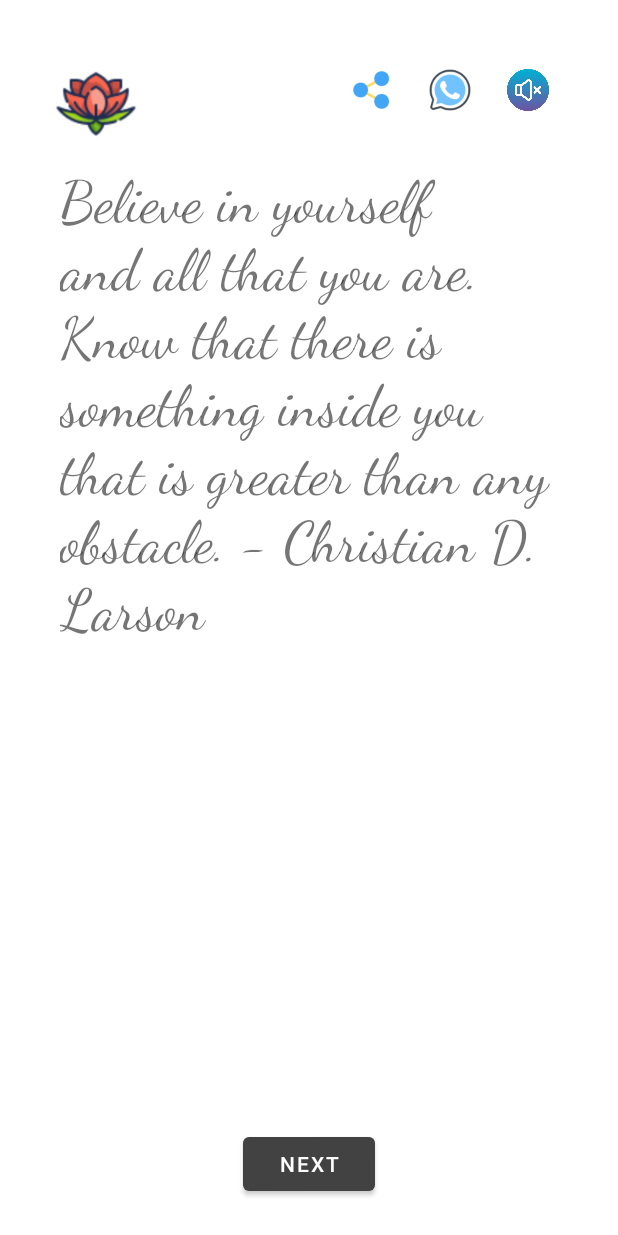
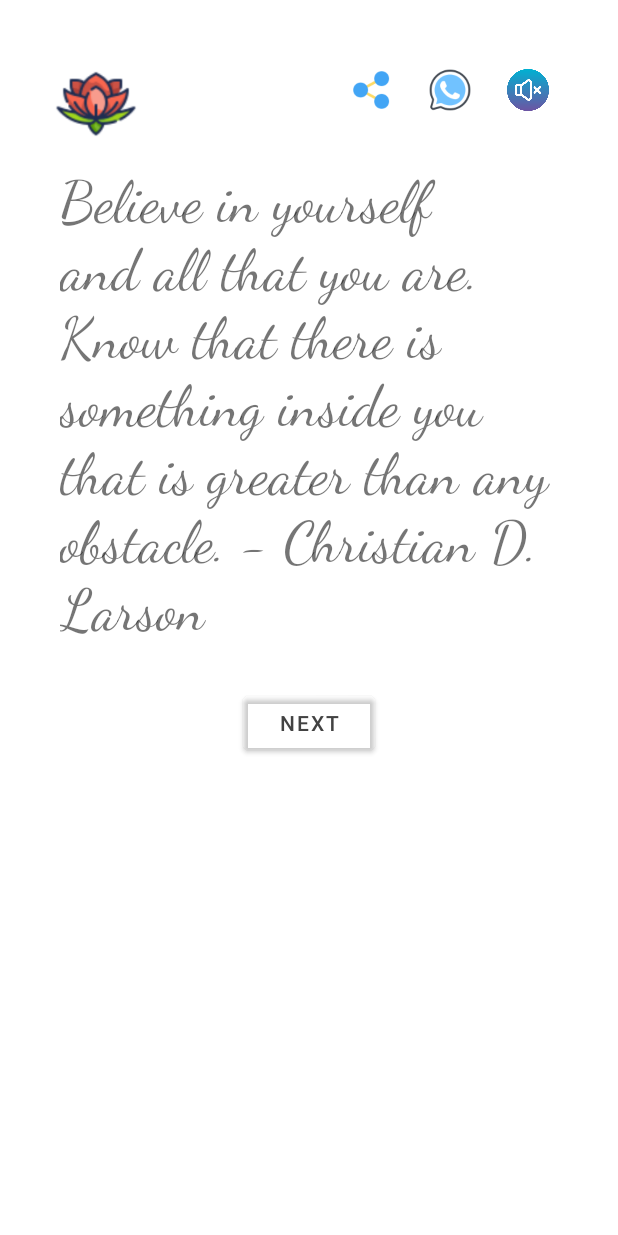
Before and after one commit to amitsaxena255/Lifestylehq, an Android app: the layout fragment_first.xml on its own in the app's theme, with its tools: preview values and no code run, on a phone screen of 412 x 824 dp. Run offline under Robolectric (Android 15) with nearby library versions, the phone set to English and light mode, and no system bars.

Commit message:
App version 1 complete.

```diff
--- a/app/build.gradle
+++ b/app/build.gradle
@@ -64,4 +64,5 @@ dependencies {
     // Add the dependency for the Firebase Authentication library
     // When using the BoM, you don't specify versions in Firebase library dependencies
     implementation 'com.google.firebase:firebase-auth'
+    implementation 'com.google.android.gms:play-services-ads:21.5.0'
 }
--- a/app/src/main/AndroidManifest.xml
+++ b/app/src/main/AndroidManifest.xml
@@ -10,7 +10,12 @@
         android:label="@string/app_name"
         android:supportsRtl="true"
         android:theme="@style/Theme.LifestyleHQ"
+        android:hardwareAccelerated="true"
         tools:targetApi="31">
+        <meta-data
+            android:name="com.google.android.gms.ads.APPLICATION_ID"
+            android:value="ca-app-pub-5696178826441726~9773769811"/>
+
         <activity
             android:name=".MainActivity"
             android:exported="true"
--- a/app/src/main/java/com/saxena/lifestylehq/FirstFragment.java
+++ b/app/src/main/java/com/saxena/lifestylehq/FirstFragment.java
@@ -34,7 +34,7 @@ import java.util.Random;
 
 public class FirstFragment extends Fragment {
 
-    private FragmentFirstBinding binding;
+    private static FragmentFirstBinding binding;
     FirebaseFirestore db = FirebaseFirestore.getInstance();
     FirebaseStorage storage = FirebaseStorage.getInstance();
     private int min = 1001;
@@ -49,6 +49,10 @@ public class FirstFragment extends Fragment {
         binding = FragmentFirstBinding.inflate(inflater, container, false);
         return binding.getRoot();
 
+    }
+
+    public static void stopMusic(){
+        binding.buttonMusic.callOnClick();
     }
 
     public int getRandomNumberUsingNextInt(int min, int max) {
--- a/app/src/main/res/layout/fragment_first.xml
+++ b/app/src/main/res/layout/fragment_first.xml
@@ -55,11 +55,11 @@
         android:id="@+id/button_refresh"
         android:layout_width="wrap_content"
         android:layout_height="wrap_content"
-        android:layout_marginBottom="24dp"
+        android:layout_marginTop="24dp"
         android:text="@string/next"
-        app:layout_constraintBottom_toBottomOf="parent"
         app:layout_constraintEnd_toEndOf="parent"
-        app:layout_constraintStart_toStartOf="parent" />
+        app:layout_constraintStart_toStartOf="parent"
+        app:layout_constraintTop_toBottomOf="@+id/textview_thought_of_the_day" />
 
     <ImageButton
         android:id="@+id/button_whatsapp"
@@ -98,4 +98,17 @@
         app:layout_constraintEnd_toEndOf="parent"
         app:layout_constraintTop_toTopOf="parent" />
 
+    <com.google.android.gms.ads.AdView
+        android:id="@+id/adView"
+        android:layout_width="wrap_content"
+        android:layout_height="wrap_content"
+        android:layout_alignParentBottom="true"
+        android:layout_centerHorizontal="true"
+        android:layout_marginBottom="24dp"
+        app:adSize="BANNER"
+        app:adUnitId="ca-app-pub-5696178826441726/3820689266"
+        app:layout_constraintBottom_toBottomOf="parent"
+        app:layout_constraintEnd_toEndOf="parent"
+        app:layout_constraintStart_toStartOf="parent"></com.google.android.gms.ads.AdView>
+
 </androidx.constraintlayout.widget.ConstraintLayout>
--- a/app/src/main/res/values/strings.xml
+++ b/app/src/main/res/values/strings.xml
@@ -2,7 +2,7 @@
     <string name="app_name">LifestyleHQ</string>
     <string name="action_settings">Settings</string>
     <!-- Strings used for fragments for navigation -->
-    <string name="first_fragment_label">Lifestyle HQ</string>
+    <string name="first_fragment_label">Thoughts by LifestyleHQ</string>
     <string name="second_fragment_label">Second Fragment</string>
     <string name="next">Next</string>
     <string name="previous">Previous</string>
--- a/app/src/main/res/values/themes.xml
+++ b/app/src/main/res/values/themes.xml
@@ -2,9 +2,9 @@
     <!-- Base application theme. -->
     <style name="Theme.LifestyleHQ" parent="Theme.MaterialComponents.DayNight.DarkActionBar">
         <!-- Primary brand color. -->
-        <item name="colorPrimary">@color/cardview_dark_background</item>
+        <item name="colorPrimary">@android:color/transparent</item>
         <item name="colorPrimaryVariant">@color/purple_700</item>
-        <item name="colorOnPrimary">@color/white</item>
+        <item name="colorOnPrimary">@color/cardview_dark_background</item>
         <!-- Secondary brand color. -->
         <item name="colorSecondary">@color/teal_200</item>
         <item name="colorSecondaryVariant">@color/teal_700</item>
```
Also changed, not shown: app/src/main/java/com/saxena/lifestylehq/MainActivity.java (+28 -8 lines), app/src/main/res/layout/activity_main.xml (+2 -9 lines), app/src/main/res/menu/menu_main.xml (+5 -5 lines).
